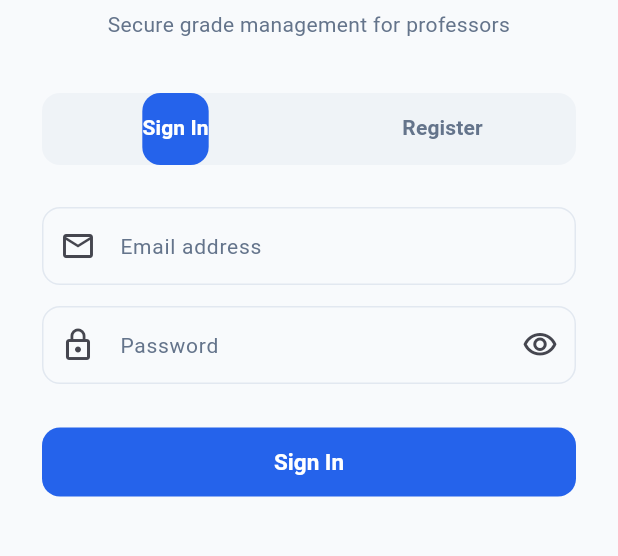
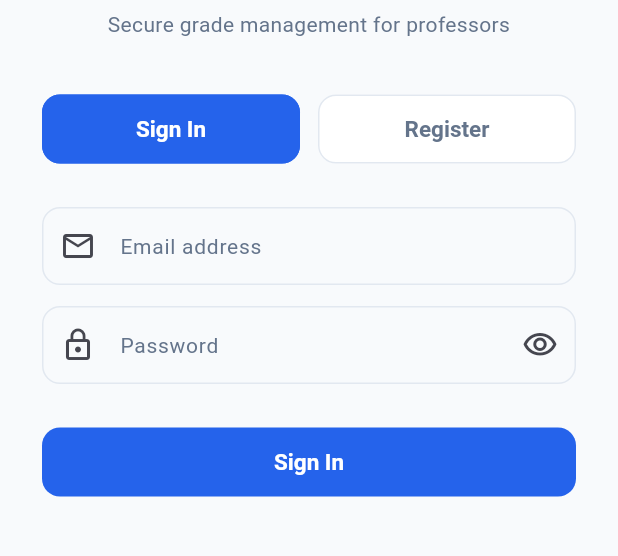
Before and after one commit to L4S3r/GradeGuardianV2.0, a Flutter app: the screen it shows after launch, on a phone screen of 412 x 824 dp, the part 288-844 px from its top. Run offline on Flutter 3.47's test engine with Material 3 defaults, Android fonts, the phone set to English and light mode, and no system bars; our stand-ins replace equatable, fl_chart, flutter_local_notifications, flutter_secure_storage.

Commit message:
Update login screen UI and fix Android core library desugaring

```diff
--- a/frontend/v2/lib/screens/login_screen.dart
+++ b/frontend/v2/lib/screens/login_screen.dart
@@ -10,21 +10,8 @@ class LoginScreen extends StatefulWidget {
   State<LoginScreen> createState() => _LoginScreenState();
 }
 
-class _LoginScreenState extends State<LoginScreen>
-    with SingleTickerProviderStateMixin {
-  late TabController _tabController;
-
-  @override
-  void initState() {
-    super.initState();
-    _tabController = TabController(length: 2, vsync: this);
-  }
-
-  @override
-  void dispose() {
-    _tabController.dispose();
-    super.dispose();
-  }
+class _LoginScreenState extends State<LoginScreen> {
+  int _selectedForm = 0; // 0 = Sign In, 1 = Register
 
   @override
   Widget build(BuildContext context) {
@@ -66,40 +53,46 @@ class _LoginScreenState extends State<LoginScreen>
               ),
               const SizedBox(height: 36),
 
-              // ── Tabs ───────────────────────────────────────────────────
-              Container(
-                decoration: BoxDecoration(
-                  color: AppTheme.cardBorder.withOpacity(0.4),
-                  borderRadius: AppTheme.radiusMd,
-                ),
-                child: TabBar(
-                  controller: _tabController,
-                  indicator: BoxDecoration(
-                    color: AppTheme.primary,
-                    borderRadius: AppTheme.radiusMd,
+              // ── Buttons ────────────────────────────────────────────────
+              Row(
+                children: [
+                  Expanded(
+                    child: ElevatedButton(
+                      onPressed: () => setState(() => _selectedForm = 0),
+                      style: ElevatedButton.styleFrom(
+                        backgroundColor: _selectedForm == 0 ? AppTheme.primary : Colors.white,
+                        foregroundColor: _selectedForm == 0 ? Colors.white : AppTheme.textSecondary,
+                        side: BorderSide(
+                          color: _selectedForm == 0 ? AppTheme.primary : AppTheme.cardBorder,
+                        ),
+                      ),
+                      child: const Text('Sign In'),
+                    ),
                   ),
-                  labelColor: Colors.white,
-                  unselectedLabelColor: AppTheme.textSecondary,
-                  labelStyle: const TextStyle(fontWeight: FontWeight.w700, fontSize: 14),
-                  dividerColor: Colors.transparent,
-                  tabs: const [
-                    Tab(text: 'Sign In'),
-                    Tab(text: 'Register'),
-                  ],
-                ),
+                  const SizedBox(width: 12),
+                  Expanded(
+                    child: ElevatedButton(
+                      onPressed: () => setState(() => _selectedForm = 1),
+                      style: ElevatedButton.styleFrom(
+                        backgroundColor: _selectedForm == 1 ? AppTheme.primary : Colors.white,
+                        foregroundColor: _selectedForm == 1 ? Colors.white : AppTheme.textSecondary,
+                        side: BorderSide(
+                          color: _selectedForm == 1 ? AppTheme.primary : AppTheme.cardBorder,
+                        ),
+                      ),
+                      child: const Text('Register'),
+                    ),
+                  ),
+                ],
               ),
               const SizedBox(height: 28),
 
               // ── Forms ──────────────────────────────────────────────────
               SizedBox(
                 height: 440,
-                child: TabBarView(
-                  controller: _tabController,
-                  children: const [
-                    _LoginForm(),
-                    _RegisterForm(),
-                  ],
-                ),
+                child: _selectedForm == 0
+                    ? const _LoginForm()
+                    : const _RegisterForm(),
               ),
             ],
           ),
```
Also changed, not shown: frontend/v2/lib/models/professor.dart (line endings or trailing spaces), frontend/v2/lib/providers/auth_provider.dart (line endings or trailing spaces), 2 other files.
